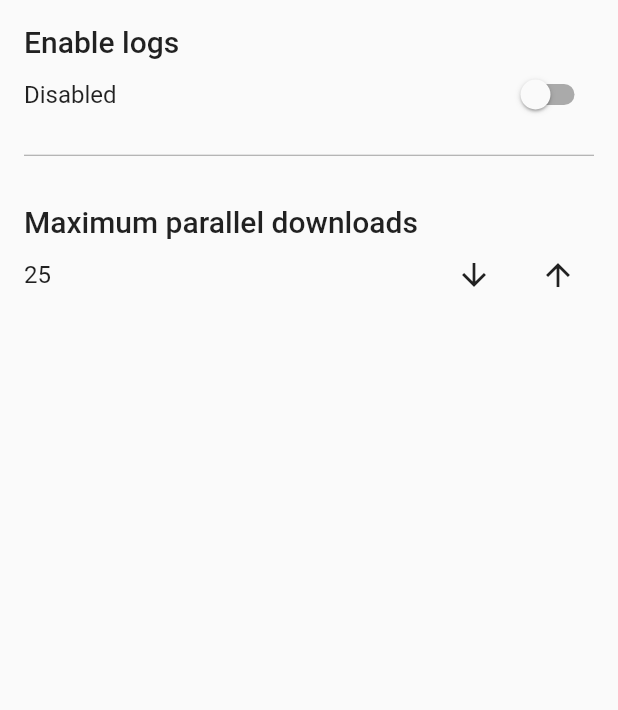
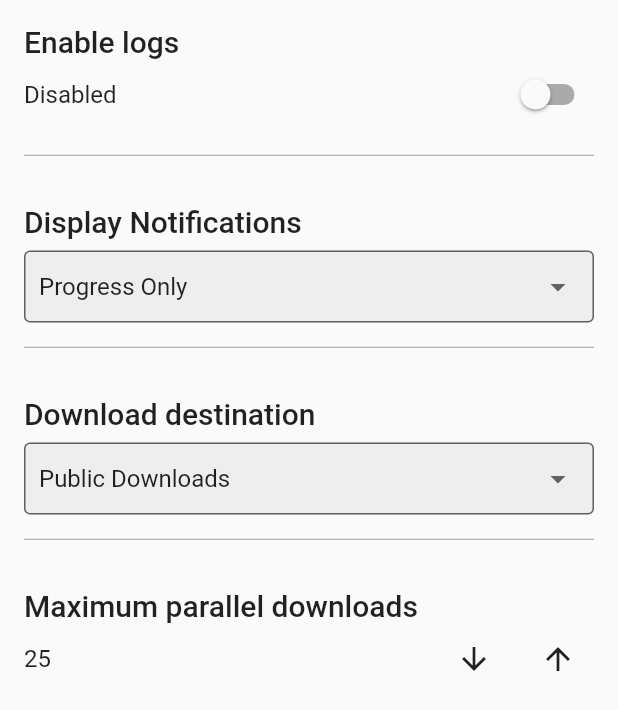
Before and after one commit to abdallah-odeh/flutter_file_downloader, a Flutter app: the SettingsScreen widget shown alone on an empty page, opened directly, on a phone screen of 412 x 824 dp. Shown: the top 710 px of the screen. Run offline on Flutter 3.47's test engine with Material 2 defaults, Android fonts, the phone set to English and light mode, and no system bars; our stand-ins replace shared_preferences; accounts and stored records are empty.

Commit message:
added the ability to manage download notifications

```diff
--- a/example/lib/multiple_downloads.dart
+++ b/example/lib/multiple_downloads.dart
@@ -1,5 +1,8 @@
 import 'package:flutter/material.dart';
 import 'package:flutter_file_downloader/flutter_file_downloader.dart';
+import 'package:flutter_file_downloader_example/sesstion_settings.dart';
+
+import 'preferences_manager.dart';
 
 class MultipleDownloads extends StatefulWidget {
   const MultipleDownloads({Key? key}) : super(key: key);
@@ -10,6 +13,7 @@ class MultipleDownloads extends StatefulWidget {
 
 class _MultipleDownloadsState extends State<MultipleDownloads> {
   final controller = TextEditingController();
+  final SessionSettings settings = SessionSettings();
   final List<_DownloadTask> tasks = [];
   bool isParallel = true, loading = false;
 
@@ -130,6 +134,8 @@ class _MultipleDownloadsState extends State<MultipleDownloads> {
                         final files = await FileDownloader.downloadFiles(
                             urls: tasks.map((e) => e.url).toList(),
                             isParallel: isParallel,
+                            downloadDestination: settings.downloadDestination,
+                            notificationType: settings.notificationType,
                             onAllDownloaded: () =>
                                 setState(() => loading = false));
                         for (int i = 0; i < files.length; i++) {
--- /dev/null
+++ b/example/lib/sesstion_settings.dart
@@ -0,0 +1,30 @@
+import 'package:flutter_file_downloader/flutter_file_downloader.dart';
+
+class SessionSettings {
+  static SessionSettings? _instance;
+  var _notificationType = NotificationType.progressOnly;
+  var _downloadDestination = DownloadDestinations.publicDownloads;
+  var _maximumParallelDownloads = FileDownloader().maximumParallelDownloads;
+
+  SessionSettings._();
+
+  factory SessionSettings() => _instance ??= SessionSettings._();
+
+  void setNotificationType(NotificationType notificationType) =>
+      _notificationType = notificationType;
+
+  void setDownloadDestination(DownloadDestinations downloadDestination) =>
+      _downloadDestination = downloadDestination;
+
+  void setMaximumParallelDownloads(int maximumParallelDownloads) {
+    if (maximumParallelDownloads <= 0) return;
+    _maximumParallelDownloads = maximumParallelDownloads;
+    FileDownloader.setMaximumParallelDownloads(maximumParallelDownloads);
+  }
+
+  NotificationType get notificationType => _notificationType;
+
+  DownloadDestinations get downloadDestination => _downloadDestination;
+
+  int get maximumParallelDownloads => _maximumParallelDownloads;
+}
--- a/example/lib/settings.dart
+++ b/example/lib/settings.dart
@@ -1,5 +1,7 @@
 import 'package:flutter/material.dart';
 import 'package:flutter_file_downloader/flutter_file_downloader.dart';
+import 'package:flutter_file_downloader_example/preferences_manager.dart';
+import 'package:flutter_file_downloader_example/sesstion_settings.dart';
 
 class SettingsScreen extends StatefulWidget {
   const SettingsScreen({Key? key}) : super(key: key);
@@ -9,58 +11,139 @@ class SettingsScreen extends StatefulWidget {
 }
 
 class _SettingsScreenState extends State<SettingsScreen> {
-
   bool enabled = FileDownloader().isLogEnabled;
-  int parallelTasks = FileDownloader().maximumParallelDownloads;
+  final SessionSettings settings = SessionSettings();
 
   @override
   Widget build(BuildContext context) {
-    return Padding(padding: const EdgeInsets.all(16),
+    return Padding(
+      padding: const EdgeInsets.all(16),
       child: Column(
         crossAxisAlignment: CrossAxisAlignment.start,
         children: [
-          Text('Enable logs', style: Theme.of(context).textTheme.headline6,),
+          Text(
+            'Enable logs',
+            style: Theme.of(context).textTheme.headline6,
+          ),
           Row(
             children: [
               Expanded(
-                child: Text(enabled ? 'Enabled' : 'Disabled', style: Theme.of(context).textTheme.subtitle1),
+                child: Text(enabled ? 'Enabled' : 'Disabled',
+                    style: Theme.of(context).textTheme.subtitle1),
               ),
               const SizedBox(width: 16),
-              Switch(value: enabled, onChanged: (value){
-                setState(() => enabled = value);
-                FileDownloader.setLogEnabled(enabled);
-              })
+              Switch(
+                  value: enabled,
+                  onChanged: (value) {
+                    setState(() => enabled = value);
+                    FileDownloader.setLogEnabled(enabled);
+                  })
             ],
           ),
-
           const SizedBox(height: 16),
-          const Divider(
-            color: Colors.grey,
-            height: 1
+          const Divider(color: Colors.grey, height: 1),
+          const SizedBox(height: 32),
+          Text(
+            'Display Notifications',
+            style: Theme.of(context).textTheme.headline6,
           ),
+          const SizedBox(height: 8),
+          DropdownButtonFormField<NotificationType>(
+            items: [
+              for (final type in NotificationType.values) ...[
+                DropdownMenuItem(
+                    child: Text(convertCamelCaseToText(type.name)),
+                    value: type),
+              ]
+            ],
+            onChanged: (final NotificationType? type) {
+              if (type == null) return;
+              settings.setNotificationType(type);
+            },
+            isExpanded: true,
+            value: settings.notificationType,
+            decoration: InputDecoration(
+                border: const OutlineInputBorder(),
+                filled: true,
+                fillColor: Colors.grey[200],
+                contentPadding:
+                    const EdgeInsets.symmetric(vertical: 10, horizontal: 10)),
+          ),
+          const SizedBox(height: 16),
+          const Divider(color: Colors.grey, height: 1),
           const SizedBox(height: 32),
-
-          Text('Maximum parallel downloads', style: Theme.of(context).textTheme.headline6,),
+          Text(
+            'Download destination',
+            style: Theme.of(context).textTheme.headline6,
+          ),
+          const SizedBox(height: 8),
+          DropdownButtonFormField<DownloadDestinations>(
+            items: [
+              for (final type in DownloadDestinations.values) ...[
+                DropdownMenuItem(
+                    child: Text(convertCamelCaseToText(type.name)),
+                    value: type),
+              ]
+            ],
+            onChanged: (final DownloadDestinations? destination) {
+              if (destination == null) return;
+              settings.setDownloadDestination(destination);
+            },
+            isExpanded: true,
+            value: settings.downloadDestination,
+            decoration: InputDecoration(
+                border: const OutlineInputBorder(),
+                filled: true,
+                fillColor: Colors.grey[200],
+                contentPadding:
+                    const EdgeInsets.symmetric(vertical: 10, horizontal: 10)),
+          ),
+          const SizedBox(height: 16),
+          const Divider(color: Colors.grey, height: 1),
+          const SizedBox(height: 32),
+          Text(
+            'Maximum parallel downloads',
+            style: Theme.of(context).textTheme.headline6,
+          ),
           Row(
             children: [
               Expanded(
-                child: Text(parallelTasks.toString(), style: Theme.of(context).textTheme.subtitle1),
+                child: Text(settings.maximumParallelDownloads.toString(),
+                    style: Theme.of(context).textTheme.subtitle1),
               ),
               const SizedBox(width: 16),
-              IconButton(onPressed: (){
-                FileDownloader.setMaximumParallelDownloads(parallelTasks - 1);
-                setState(() => parallelTasks = FileDownloader().maximumParallelDownloads);
-              }, icon: Icon(Icons.arrow_downward)),
+              IconButton(
+                  onPressed: () {
+                    setState(() {
+                      settings.setMaximumParallelDownloads(settings.maximumParallelDownloads - 1);
+                    });
+                  },
+                  icon: const Icon(Icons.arrow_downward)),
               const SizedBox(width: 8),
-              IconButton(onPressed: () {
-                FileDownloader.setMaximumParallelDownloads(parallelTasks + 1);
-                setState(() =>
-                parallelTasks = FileDownloader().maximumParallelDownloads);
-              }, icon: Icon(Icons.arrow_upward)),
+              IconButton(
+                  onPressed: () {
+                    setState(() {
+                      settings.setMaximumParallelDownloads(settings.maximumParallelDownloads + 1);
+                    });
+                  },
+                  icon: const Icon(Icons.arrow_upward)),
             ],
           ),
         ],
       ),
     );
   }
+
+  String convertCamelCaseToText(final String text) {
+    if (text.isEmpty) return text;
+    StringBuffer buffer = StringBuffer();
+    buffer.write(text[0].toUpperCase());
+    for (var i = 1; i < text.length; i++) {
+      if (text[i] == text[i].toUpperCase()) {
+        buffer.write(' ');
+      }
+      buffer.write(text[i]);
+    }
+    return buffer.toString();
+  }
 }
--- a/example/pubspec.yaml
+++ b/example/pubspec.yaml
@@ -19,6 +19,7 @@ dependencies:
     path: ../
 
   cupertino_icons: ^1.0.2
+  shared_preferences: ^2.1.0
 
 dev_dependencies:
   flutter_test:
--- a/lib/download_task.dart
+++ b/lib/download_task.dart
@@ -6,6 +6,7 @@ class _DownloadTask {
   late final int key;
   final String url;
   final String? name;
+  final NotificationType notificationType;
   final DownloadDestinations downloadDestination;
   final DownloadCallbacks callbacks;
 
@@ -15,6 +16,7 @@ class _DownloadTask {
     required this.url,
     required this.callbacks,
     this.name,
+    this.notificationType = NotificationType.progressOnly,
     this.downloadDestination = DownloadDestinations.publicDownloads,
   }) : //key = DateTime.now().millisecondsSinceEpoch.toString(),
         _completer = Completer();
--- a/lib/flutter_file_downloader.dart
+++ b/lib/flutter_file_downloader.dart
@@ -9,6 +9,8 @@ import 'download_callbacks.dart';
 part 'download_destinations.dart';
 
 part 'download_task.dart';
+
+part 'notification_types.dart';
 
 ///FlutterFileDownloader core file that handles native calls
 class FileDownloader {
@@ -28,12 +30,7 @@ class FileDownloader {
     _platform.setMethodCallHandler(_methodCallHandler);
   }
 
-  factory FileDownloader({
-    final bool enableLog = false,
-    final int maximumParallelDownloads = _upperLimitParallelDownloads,
-  }) {
-    setMaximumParallelDownloads(maximumParallelDownloads);
-    setLogEnabled(enableLog);
+  factory FileDownloader() {
     return _instance ??= FileDownloader._();
   }
 
@@ -74,6 +71,7 @@ class FileDownloader {
   static Future<File?> downloadFile({
     required final String url,
     final String? name,
+    final NotificationType notificationType = NotificationType.progressOnly,
     final DownloadDestinations downloadDestination =
         DownloadDestinations.publicDownloads,
     final OnProgress? onProgress,
@@ -84,10 +82,11 @@ class FileDownloader {
         ._downloadFile(
           url: url,
           name: name,
+          notificationType: notificationType,
+          downloadDestination: downloadDestination,
           onProgress: onProgress,
           onDownloadCompleted: onDownloadCompleted,
           onDownloadError: onDownloadError,
-          downloadDestination: downloadDestination,
         )
         .catchError((error) => throw error);
   }
@@ -104,6 +103,7 @@ class FileDownloader {
   ///                   a filed to download file will be null at it's index
   static Future<List<File?>> downloadFiles({
     required final List<String> urls,
+    final NotificationType notificationType = NotificationType.progressOnly,
     final DownloadDestinations downloadDestination =
         DownloadDestinations.publicDownloads,
     final bool isParallel = true,
@@ -117,6 +117,7 @@ class FileDownloader {
         result[i] = null;
         downloadFile(
             url: urls[i],
+            notificationType: notificationType,
             downloadDestination: downloadDestination,
             onDownloadCompleted: (path) {
               result[i] = File(path);
@@ -138,7 +139,11 @@ class FileDownloader {
     } else {
       final List<File?> result = [
         for (final url in urls)
-          await downloadFile(url: url).catchError((error) => null),
+          await downloadFile(
+            url: url,
+            notificationType: notificationType,
+            downloadDestination: downloadDestination,
+          ).catchError((error) => null),
       ];
       onAllDownloaded?.call();
       return result;
@@ -148,11 +153,11 @@ class FileDownloader {
   Future<File?> _downloadFile({
     required final String url,
     final String? name,
+    required final NotificationType notificationType,
+    required final DownloadDestinations downloadDestination,
     final OnProgress? onProgress,
     final OnDownloadCompleted? onDownloadCompleted,
     final OnDownloadError? onDownloadError,
-    final DownloadDestinations downloadDestination =
-        DownloadDestinations.publicDownloads,
   }) async {
     if (!Platform.isAndroid) {
       debugPrint(
@@ -166,6 +171,7 @@ class FileDownloader {
     final task = _DownloadTask(
       url: url.trim(),
       name: name?.trim(),
+      notificationType: notificationType,
       downloadDestination: downloadDestination,
       callbacks: DownloadCallbacks(
         onProgress: onProgress,
@@ -180,15 +186,14 @@ class FileDownloader {
       final result = await _platform.invokeMethod('downloadFile', {
         'url': url.trim(),
         'key': task.key.toString(),
-        'download_destination': task.downloadDestination.nativeName,
+        'notifications': task.notificationType.name,
+        'download_destination': task.downloadDestination.name,
         if (name?.trim().isNotEmpty ?? false) 'name': name!.trim(),
         if (onProgress != null) 'onprogress_named': 'valid function',
         'ondownloadcompleted': 'valid function',
         if (onDownloadError != null) 'ondownloaderror': 'valid function',
       });
-      if (result is String &&
-          result.isNotEmpty &&
-          result.toLowerCase().startsWith('/storage/')) {
+      if (result is String && result.isNotEmpty) {
         return File(result);
       }
     } catch (e) {
@@ -255,7 +260,7 @@ class FileDownloader {
       });
     } else {
       _log(
-          'Task ${task.key} is quened because maximum parallel download is reached');
+          'Task ${task.key} is queued because maximum parallel download is reached');
       _waitingDownloads.add(task);
     }
   }
--- /dev/null
+++ b/lib/notification_types.dart
@@ -0,0 +1,17 @@
+part of 'flutter_file_downloader.dart';
+
+enum NotificationType {
+  ///this will show all download notifications, progress, failed, completed
+  ///basically keep the user notified about the download status
+  all,
+
+  ///this type will only notify the user about the download progress
+  ///when the download is completed user will not get notified
+  progressOnly,
+
+  ///this will completely suppress notifications,
+  ///this type require a permission added in your manifest
+  ///<uses-permission android:name="android.permission.DOWNLOAD_WITHOUT_NOTIFICATION" />
+  ///if this permission is not your AndroidManifest file then the download will fail and give you an exception
+  disabled,
+}
--- a/pubspec.yaml
+++ b/pubspec.yaml
@@ -1,6 +1,6 @@
 name: flutter_file_downloader
 description: A simple flutter plugin that downloads any file type to downloads directory
-version: 1.1.3-dev.3
+version: 1.1.3-dev.4
 issue_tracker: https://github.com/abdallah-odeh/flutter_files_downloader/issues
 homepage: https://github.com/abdallah-odeh/flutter_files_downloader
 
```
Also changed, not shown: example/lib/main.dart (+5 -2 lines), example/lib/preferences_manager.dart (added, +25 -0 lines), example/lib/single_download.dart (+9 -4 lines), lib/download_destinations.dart (+0 -17 lines), example/pubspec.lock, 7 other files.
